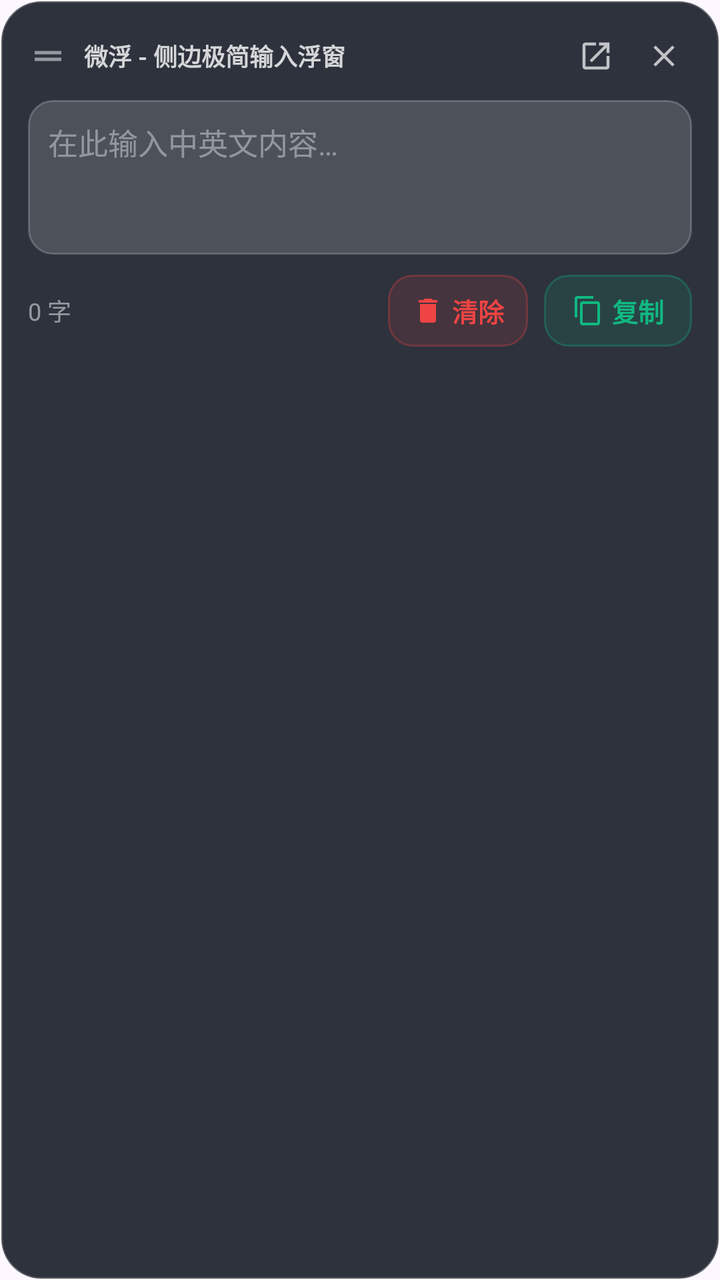
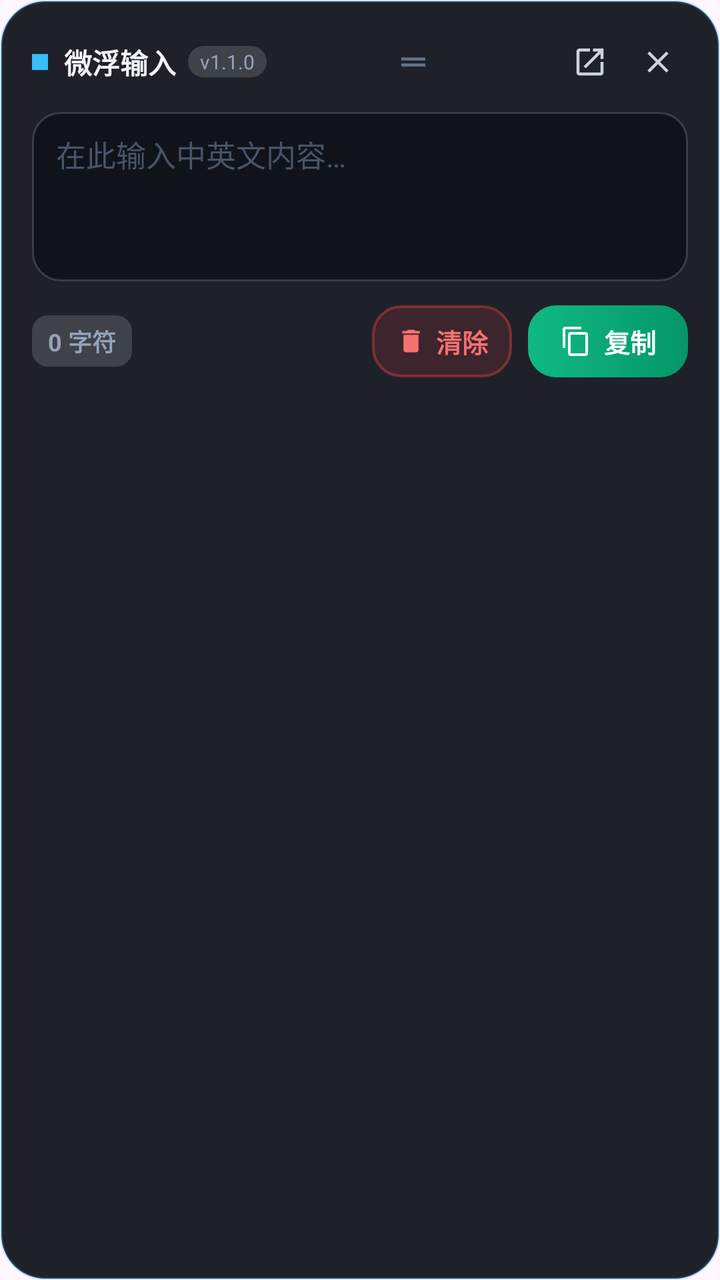

Compare the two renders of this Android layout. The source of the first and the diff that turns it into the second are given below.
<!-- AndroidManifest.xml: application theme Theme.FloatInput -->
<!-- res/layout/view_floating_card.xml -->
<?xml version="1.0" encoding="utf-8"?>
<FrameLayout xmlns:android="http://schemas.android.com/apk/res/android"
    xmlns:app="http://schemas.android.com/apk/res-auto"
    xmlns:tools="http://schemas.android.com/tools"
    android:id="@+id/cardRoot"
    android:layout_width="310dp"
    android:layout_height="wrap_content"
    android:background="@drawable/bg_glassmorphic_card"
    android:elevation="12dp">

    <LinearLayout
        android:layout_width="match_parent"
        android:layout_height="wrap_content"
        android:orientation="vertical"
        android:padding="14dp">

        
        <LinearLayout
            android:id="@+id/layoutHeader"
            android:layout_width="match_parent"
            android:layout_height="wrap_content"
            android:gravity="center_vertical"
            android:orientation="horizontal"
            android:paddingBottom="8dp">

            
            <ImageView
                android:id="@+id/ivDragHandle"
                android:layout_width="20dp"
                android:layout_height="20dp"
                android:contentDescription="@string/desc_drag_handle"
                android:src="@drawable/ic_drag_handle"
                app:tint="#80FFFFFF" />

            <TextView
                android:id="@+id/tvTitle"
                android:layout_width="0dp"
                android:layout_height="wrap_content"
                android:layout_marginStart="8dp"
                android:layout_weight="1"
                android:text="@string/app_name_full"
                android:textColor="#CCFFFFFF"
                android:textSize="12sp"
                android:textStyle="bold" />

            
            <ImageView
                android:id="@+id/btnCollapse"
                android:layout_width="28dp"
                android:layout_height="28dp"
                android:background="@drawable/bg_btn_icon_ripple"
                android:contentDescription="@string/action_collapse"
                android:padding="5dp"
                android:src="@drawable/ic_collapse"
                app:tint="#B3FFFFFF" />

            
            <ImageView
                android:id="@+id/btnClose"
                android:layout_width="28dp"
                android:layout_height="28dp"
                android:layout_marginStart="6dp"
                android:background="@drawable/bg_btn_icon_ripple"
                android:contentDescription="@string/action_close"
                android:padding="5dp"
                android:src="@drawable/ic_close"
                app:tint="#B3FFFFFF" />
        </LinearLayout>

        
        <FrameLayout
            android:layout_width="match_parent"
            android:layout_height="wrap_content"
            android:background="@drawable/bg_input_box"
            android:padding="10dp">

            <EditText
                android:id="@+id/etInput"
                android:layout_width="match_parent"
                android:layout_height="wrap_content"
                android:background="@android:color/transparent"
                android:gravity="top|start"
                android:hint="@string/hint_input"
                android:importantForAutofill="no"
                android:inputType="textMultiLine|textCapSentences"
                android:maxLines="8"
                android:minLines="3"
                android:scrollbars="vertical"
                android:textColor="#FFFFFFFF"
                android:textColorHint="#66FFFFFF"
                android:textSize="15sp"
                tools:ignore="Autofill" />
        </FrameLayout>

        
        <LinearLayout
            android:layout_width="match_parent"
            android:layout_height="wrap_content"
            android:layout_marginTop="10dp"
            android:gravity="center_vertical"
            android:orientation="horizontal">

            
            <TextView
                android:id="@+id/tvCharCount"
                android:layout_width="0dp"
                android:layout_height="wrap_content"
                android:layout_weight="1"
                android:text="0 字"
                android:textColor="#80FFFFFF"
                android:textSize="12sp" />

            
            <LinearLayout
                android:id="@+id/btnClear"
                android:layout_width="wrap_content"
                android:layout_height="36dp"
                android:background="@drawable/bg_btn_clear"
                android:clickable="true"
                android:focusable="true"
                android:gravity="center"
                android:orientation="horizontal"
                android:paddingHorizontal="12dp">

                <ImageView
                    android:layout_width="16dp"
                    android:layout_height="16dp"
                    android:contentDescription="@null"
                    android:src="@drawable/ic_clear"
                    app:tint="#EF4444" />

                <TextView
                    android:layout_width="wrap_content"
                    android:layout_height="wrap_content"
                    android:layout_marginStart="4dp"
                    android:text="@string/action_clear"
                    android:textColor="#EF4444"
                    android:textSize="13sp"
                    android:textStyle="bold" />
            </LinearLayout>

            
            <LinearLayout
                android:id="@+id/btnCopy"
                android:layout_width="wrap_content"
                android:layout_height="36dp"
                android:layout_marginStart="8dp"
                android:background="@drawable/bg_btn_copy"
                android:clickable="true"
                android:focusable="true"
                android:gravity="center"
                android:orientation="horizontal"
                android:paddingHorizontal="14dp">

                <ImageView
                    android:id="@+id/ivCopyIcon"
                    android:layout_width="16dp"
                    android:layout_height="16dp"
                    android:contentDescription="@null"
                    android:src="@drawable/ic_copy"
                    app:tint="#10B981" />

                <TextView
                    android:id="@+id/tvCopyText"
                    android:layout_width="wrap_content"
                    android:layout_height="wrap_content"
                    android:layout_marginStart="4dp"
                    android:text="@string/action_copy"
                    android:textColor="#10B981"
                    android:textSize="13sp"
                    android:textStyle="bold" />
            </LinearLayout>
        </LinearLayout>
    </LinearLayout>

</FrameLayout>
<!-- resources referenced by this layout -->
<resources>
  <!-- drawable bg_btn_clear (drawable) -->
  <?xml version="1.0" encoding="utf-8"?>
  <ripple xmlns:android="http://schemas.android.com/apk/res/android"
      android:color="#40EF4444">
      <item>
          <shape android:shape="rectangle">
              <solid android:color="#20EF4444" />
              <corners android:radius="12dp" />
              <stroke
                  android:width="1dp"
                  android:color="#4DEF4444" />
          </shape>
      </item>
  </ripple>
  <!-- drawable bg_btn_copy (drawable) -->
  <?xml version="1.0" encoding="utf-8"?>
  <ripple xmlns:android="http://schemas.android.com/apk/res/android"
      android:color="#4010B981">
      <item>
          <shape android:shape="rectangle">
              <solid android:color="#2010B981" />
              <corners android:radius="12dp" />
              <stroke
                  android:width="1dp"
                  android:color="#4D10B981" />
          </shape>
      </item>
  </ripple>
  <!-- drawable bg_btn_icon_ripple (drawable) -->
  <?xml version="1.0" encoding="utf-8"?>
  <ripple xmlns:android="http://schemas.android.com/apk/res/android"
      android:color="#40FFFFFF">
      <item android:id="@android:id/mask">
          <shape android:shape="oval">
              <solid android:color="#FFFFFF" />
          </shape>
      </item>
  </ripple>
  <!-- drawable bg_glassmorphic_card (drawable) -->
  <?xml version="1.0" encoding="utf-8"?>
  <shape xmlns:android="http://schemas.android.com/apk/res/android"
      android:shape="rectangle">
      <solid android:color="#F2222733" />
      <corners android:radius="20dp" />
      <stroke
          android:width="1.2dp"
          android:color="#33FFFFFF" />
  </shape>
  <!-- drawable bg_input_box (drawable) -->
  <?xml version="1.0" encoding="utf-8"?>
  <shape xmlns:android="http://schemas.android.com/apk/res/android"
      android:shape="rectangle">
      <solid android:color="#26FFFFFF" />
      <corners android:radius="12dp" />
      <stroke
          android:width="1dp"
          android:color="#33FFFFFF" />
  </shape>
  <!-- drawable ic_clear (drawable) -->
  <vector xmlns:android="http://schemas.android.com/apk/res/android"
      android:width="24dp"
      android:height="24dp"
      android:viewportWidth="24"
      android:viewportHeight="24">
      <path
          android:fillColor="#FFFFFFFF"
          android:pathData="M19,4H15.5L14.5,3H9.5L8.5,4H5V6H19M6,19A2,2 0 0,0 8,21H16A2,2 0 0,0 18,19V7H6V19Z"/>
  </vector>
  <!-- drawable ic_close (drawable) -->
  <vector xmlns:android="http://schemas.android.com/apk/res/android"
      android:width="24dp"
      android:height="24dp"
      android:viewportWidth="24"
      android:viewportHeight="24">
      <path
          android:fillColor="#FFFFFFFF"
          android:pathData="M19,6.41L17.59,5L12,10.59L6.41,5L5,6.41L10.59,12L5,17.59L6.41,19L12,13.41L17.59,19L19,17.59L13.41,12L19,6.41Z"/>
  </vector>
  <!-- drawable ic_drag_handle (drawable) -->
  <vector xmlns:android="http://schemas.android.com/apk/res/android"
      android:width="24dp"
      android:height="24dp"
      android:viewportWidth="24"
      android:viewportHeight="24">
      <path
          android:fillColor="#FFFFFFFF"
          android:pathData="M20,9H4V11H20V9ZM20,13H4V15H20V13Z"/>
  </vector>
  <string name="action_clear">清除</string>
  <string name="action_close">关闭浮窗</string>
  <string name="action_collapse">隐藏到侧边</string>
  <string name="action_copy">复制</string>
  <string name="app_name_full">微浮 - 侧边极简输入浮窗</string>
  <string name="desc_drag_handle">拖拽把手</string>
  <string name="hint_input">在此输入中英文内容…</string>
  <color name="primary">#2962FF</color>
  <color name="on_primary">#FFFFFF</color>
  <color name="primary_container">#D9E2FF</color>
  <color name="on_primary_container">#001945</color>
  <!-- unchanged entries left out for length: 3 -->
</resources>

<!-- the commit's change to res/layout/view_floating_card.xml (unified diff, before → after) -->
@@ -3,16 +3,16 @@
     xmlns:app="http://schemas.android.com/apk/res-auto"
     xmlns:tools="http://schemas.android.com/tools"
     android:id="@+id/cardRoot"
-    android:layout_width="310dp"
+    android:layout_width="320dp"
     android:layout_height="wrap_content"
     android:background="@drawable/bg_glassmorphic_card"
-    android:elevation="12dp">
+    android:elevation="16dp">
 
     <LinearLayout
         android:layout_width="match_parent"
         android:layout_height="wrap_content"
         android:orientation="vertical"
-        android:padding="14dp">
+        android:padding="16dp">
 
         
         <LinearLayout
@@ -21,50 +21,75 @@
             android:layout_height="wrap_content"
             android:gravity="center_vertical"
             android:orientation="horizontal"
-            android:paddingBottom="8dp">
-
-            
-            <ImageView
-                android:id="@+id/ivDragHandle"
-                android:layout_width="20dp"
-                android:layout_height="20dp"
-                android:contentDescription="@string/desc_drag_handle"
-                android:src="@drawable/ic_drag_handle"
-                app:tint="#80FFFFFF" />
+            android:paddingBottom="10dp">
+
+            
+            <View
+                android:layout_width="8dp"
+                android:layout_height="8dp"
+                android:background="#38BDF8" />
 
             <TextView
                 android:id="@+id/tvTitle"
+                android:layout_width="wrap_content"
+                android:layout_height="wrap_content"
+                android:layout_marginStart="8dp"
+                android:text="微浮输入"
+                android:textColor="#F1F5F9"
+                android:textSize="14sp"
+                android:textStyle="bold" />
+
+            
+            <TextView
+                android:layout_width="wrap_content"
+                android:layout_height="wrap_content"
+                android:layout_marginStart="6dp"
+                android:background="@drawable/bg_badge_char"
+                android:paddingHorizontal="6dp"
+                android:paddingVertical="1dp"
+                android:text="v1.1.0"
+                android:textColor="#94A3B8"
+                android:textSize="10sp" />
+
+            
+            <LinearLayout
                 android:layout_width="0dp"
-                android:layout_height="wrap_content"
-                android:layout_marginStart="8dp"
+                android:layout_height="24dp"
                 android:layout_weight="1"
-                android:text="@string/app_name_full"
-                android:textColor="#CCFFFFFF"
-                android:textSize="12sp"
-                android:textStyle="bold" />
+                android:gravity="center"
+                android:orientation="horizontal">
+
+                <ImageView
+                    android:id="@+id/ivDragHandle"
+                    android:layout_width="18dp"
+                    android:layout_height="18dp"
+                    android:contentDescription="@string/desc_drag_handle"
+                    android:src="@drawable/ic_drag_handle"
+                    app:tint="#64748B" />
+            </LinearLayout>
 
             
             <ImageView
                 android:id="@+id/btnCollapse"
-                android:layout_width="28dp"
-                android:layout_height="28dp"
+                android:layout_width="30dp"
+                android:layout_height="30dp"
                 android:background="@drawable/bg_btn_icon_ripple"
                 android:contentDescription="@string/action_collapse"
-                android:padding="5dp"
+                android:padding="6dp"
                 android:src="@drawable/ic_collapse"
-                app:tint="#B3FFFFFF" />
+                app:tint="#CBD5E1" />
 
             
             <ImageView
                 android:id="@+id/btnClose"
-                android:layout_width="28dp"
-                android:layout_height="28dp"
-                android:layout_marginStart="6dp"
+                android:layout_width="30dp"
+                android:layout_height="30dp"
+                android:layout_marginStart="4dp"
                 android:background="@drawable/bg_btn_icon_ripple"
                 android:contentDescription="@string/action_close"
-                android:padding="5dp"
+                android:padding="6dp"
                 android:src="@drawable/ic_close"
-                app:tint="#B3FFFFFF" />
+                app:tint="#CBD5E1" />
         </LinearLayout>
 
         
@@ -72,7 +97,8 @@
             android:layout_width="match_parent"
             android:layout_height="wrap_content"
             android:background="@drawable/bg_input_box"
-            android:padding="10dp">
+            android:paddingHorizontal="12dp"
+            android:paddingVertical="10dp">
 
             <EditText
                 android:id="@+id/etInput"
@@ -83,11 +109,12 @@
                 android:hint="@string/hint_input"
                 android:importantForAutofill="no"
                 android:inputType="textMultiLine|textCapSentences"
-                android:maxLines="8"
+                android:lineSpacingMultiplier="1.2"
+                android:maxLines="7"
                 android:minLines="3"
                 android:scrollbars="vertical"
-                android:textColor="#FFFFFFFF"
-                android:textColorHint="#66FFFFFF"
+                android:textColor="#F8FAFC"
+                android:textColorHint="#475569"
                 android:textSize="15sp"
                 tools:ignore="Autofill" />
         </FrameLayout>
@@ -96,19 +123,27 @@
         <LinearLayout
             android:layout_width="match_parent"
             android:layout_height="wrap_content"
-            android:layout_marginTop="10dp"
+            android:layout_marginTop="12dp"
             android:gravity="center_vertical"
             android:orientation="horizontal">
 
             
             <TextView
                 android:id="@+id/tvCharCount"
+                android:layout_width="wrap_content"
+                android:layout_height="wrap_content"
+                android:background="@drawable/bg_badge_char"
+                android:paddingHorizontal="8dp"
+                android:paddingVertical="4dp"
+                android:text="0 字符"
+                android:textColor="#94A3B8"
+                android:textSize="12sp"
+                android:textStyle="bold" />
+
+            <View
                 android:layout_width="0dp"
-                android:layout_height="wrap_content"
-                android:layout_weight="1"
-                android:text="0 字"
-                android:textColor="#80FFFFFF"
-                android:textSize="12sp" />
+                android:layout_height="1dp"
+                android:layout_weight="1" />
 
             
             <LinearLayout
@@ -123,18 +158,18 @@
                 android:paddingHorizontal="12dp">
 
                 <ImageView
-                    android:layout_width="16dp"
-                    android:layout_height="16dp"
+                    android:layout_width="15dp"
+                    android:layout_height="15dp"
                     android:contentDescription="@null"
                     android:src="@drawable/ic_clear"
-                    app:tint="#EF4444" />
+                    app:tint="#F87171" />
 
                 <TextView
                     android:layout_width="wrap_content"
                     android:layout_height="wrap_content"
-                    android:layout_marginStart="4dp"
+                    android:layout_marginStart="5dp"
                     android:text="@string/action_clear"
-                    android:textColor="#EF4444"
+                    android:textColor="#F87171"
                     android:textSize="13sp"
                     android:textStyle="bold" />
             </LinearLayout>
@@ -150,7 +185,7 @@
                 android:focusable="true"
                 android:gravity="center"
                 android:orientation="horizontal"
-                android:paddingHorizontal="14dp">
+                android:paddingHorizontal="16dp">
 
                 <ImageView
                     android:id="@+id/ivCopyIcon"
@@ -158,15 +193,15 @@
                     android:layout_height="16dp"
                     android:contentDescription="@null"
                     android:src="@drawable/ic_copy"
-                    app:tint="#10B981" />
+                    app:tint="#FFFFFF" />
 
                 <TextView
                     android:id="@+id/tvCopyText"
                     android:layout_width="wrap_content"
                     android:layout_height="wrap_content"
-                    android:layout_marginStart="4dp"
+                    android:layout_marginStart="6dp"
                     android:text="@string/action_copy"
-                    android:textColor="#10B981"
+                    android:textColor="#FFFFFF"
                     android:textSize="13sp"
                     android:textStyle="bold" />
             </LinearLayout>
<!-- resource entries referenced after the edit -->
@@ -1,30 +1,37 @@
 <!-- resources referenced by this layout -->
 <resources>
+  <!-- drawable bg_badge_char (drawable) -->
+  <?xml version="1.0" encoding="utf-8"?>
+  <shape xmlns:android="http://schemas.android.com/apk/res/android"
+      android:shape="rectangle">
+      <solid android:color="#26FFFFFF" />
+      <corners android:radius="8dp" />
+  </shape>
   <!-- drawable bg_btn_clear (drawable) -->
   <?xml version="1.0" encoding="utf-8"?>
   <ripple xmlns:android="http://schemas.android.com/apk/res/android"
-      android:color="#40EF4444">
+      android:color="#4DEF4444">
       <item>
           <shape android:shape="rectangle">
-              <solid android:color="#20EF4444" />
-              <corners android:radius="12dp" />
+              <solid android:color="#24EF4444" />
+              <corners android:radius="14dp" />
               <stroke
-                  android:width="1dp"
-                  android:color="#4DEF4444" />
+                  android:width="1.2dp"
+                  android:color="#66EF4444" />
           </shape>
       </item>
   </ripple>
   <!-- drawable bg_btn_copy (drawable) -->
   <?xml version="1.0" encoding="utf-8"?>
   <ripple xmlns:android="http://schemas.android.com/apk/res/android"
-      android:color="#4010B981">
+      android:color="#4DFFFFFF">
       <item>
           <shape android:shape="rectangle">
-              <solid android:color="#2010B981" />
-              <corners android:radius="12dp" />
-              <stroke
-                  android:width="1dp"
-                  android:color="#4D10B981" />
+              <gradient
+                  android:angle="0"
+                  android:startColor="#10B981"
+                  android:endColor="#059669" />
+              <corners android:radius="14dp" />
           </shape>
       </item>
   </ripple>
@@ -42,21 +49,21 @@
   <?xml version="1.0" encoding="utf-8"?>
   <shape xmlns:android="http://schemas.android.com/apk/res/android"
       android:shape="rectangle">
-      <solid android:color="#F2222733" />
-      <corners android:radius="20dp" />
+      <solid android:color="#F213161F" />
+      <corners android:radius="22dp" />
       <stroke
           android:width="1.2dp"
-          android:color="#33FFFFFF" />
+          android:color="#4038BDF8" />
   </shape>
   <!-- drawable bg_input_box (drawable) -->
   <?xml version="1.0" encoding="utf-8"?>
   <shape xmlns:android="http://schemas.android.com/apk/res/android"
       android:shape="rectangle">
-      <solid android:color="#26FFFFFF" />
-      <corners android:radius="12dp" />
+      <solid android:color="#D90E1118" />
+      <corners android:radius="14dp" />
       <stroke
           android:width="1dp"
-          android:color="#33FFFFFF" />
+          android:color="#26FFFFFF" />
   </shape>
   <!-- drawable ic_clear (drawable) -->
   <vector xmlns:android="http://schemas.android.com/apk/res/android"
@@ -92,7 +99,6 @@
   <string name="action_close">关闭浮窗</string>
   <string name="action_collapse">隐藏到侧边</string>
   <string name="action_copy">复制</string>
-  <string name="app_name_full">微浮 - 侧边极简输入浮窗</string>
   <string name="desc_drag_handle">拖拽把手</string>
   <string name="hint_input">在此输入中英文内容…</string>
   <color name="primary">#2962FF</color>
